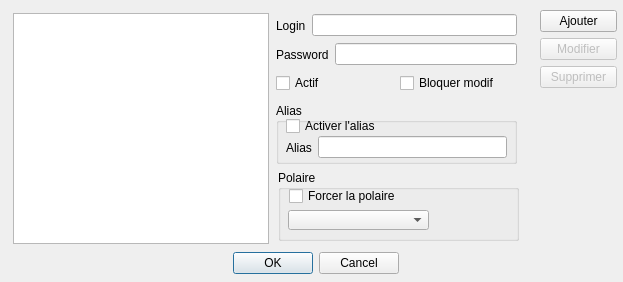
Above: src/boatAccount_dialog.ui from nohal/qtVlm before the change. Below: the same form after it.
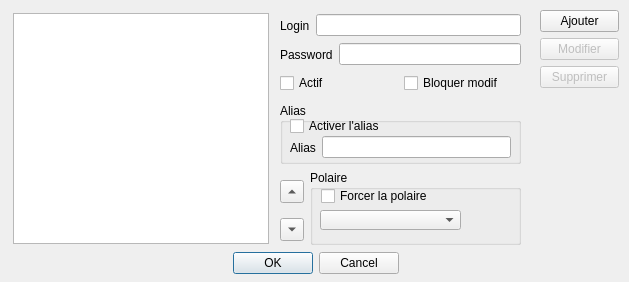
That is the form after the change.

Commit message: change order of boat in boat list

What changed in the file:
```diff
--- a/src/boatAccount_dialog.ui
+++ b/src/boatAccount_dialog.ui
@@ -9,7 +9,7 @@
    <rect>
     <x>0</x>
     <y>0</y>
-    <width>623</width>
+    <width>629</width>
     <height>282</height>
    </rect>
   </property>
@@ -71,7 +71,7 @@
   <widget class="QWidget" name="layoutWidget">
    <property name="geometry">
     <rect>
-     <x>276</x>
+     <x>280</x>
      <y>43</y>
      <width>241</width>
      <height>23</height>
@@ -97,7 +97,7 @@
   <widget class="QWidget" name="layoutWidget">
    <property name="geometry">
     <rect>
-     <x>276</x>
+     <x>280</x>
      <y>72</y>
      <width>241</width>
      <height>22</height>
@@ -123,7 +123,7 @@
   <widget class="QGroupBox" name="groupBox_2">
    <property name="geometry">
     <rect>
-     <x>276</x>
+     <x>280</x>
      <y>103</y>
      <width>241</width>
      <height>61</height>
@@ -171,7 +171,7 @@
   <widget class="QWidget" name="layoutWidget">
    <property name="geometry">
     <rect>
-     <x>276</x>
+     <x>280</x>
      <y>14</y>
      <width>241</width>
      <height>23</height>
@@ -193,10 +193,10 @@
   <widget class="QGroupBox" name="groupBox">
    <property name="geometry">
     <rect>
-     <x>278</x>
+     <x>310</x>
      <y>170</y>
-     <width>241</width>
-     <height>71</height>
+     <width>211</width>
+     <height>75</height>
     </rect>
    </property>
    <property name="title">
@@ -265,7 +265,7 @@
     <rect>
      <x>540</x>
      <y>10</y>
-     <width>77</width>
+     <width>79</width>
      <height>231</height>
     </rect>
    </property>
@@ -315,6 +315,51 @@
     </item>
    </layout>
   </widget>
+  <widget class="QWidget" name="">
+   <property name="geometry">
+    <rect>
+     <x>280</x>
+     <y>180</y>
+     <width>25</width>
+     <height>61</height>
+    </rect>
+   </property>
+   <layout class="QVBoxLayout" name="verticalLayout">
+    <item>
+     <widget class="QToolButton" name="btn_upBoat">
+      <property name="text">
+       <string/>
+      </property>
+      <property name="arrowType">
+       <enum>Qt::UpArrow</enum>
+      </property>
+     </widget>
+    </item>
+    <item>
+     <spacer name="verticalSpacer">
+      <property name="orientation">
+       <enum>Qt::Vertical</enum>
+      </property>
+      <property name="sizeHint" stdset="0">
+       <size>
+        <width>20</width>
+        <height>17</height>
+       </size>
+      </property>
+     </spacer>
+    </item>
+    <item>
+     <widget class="QToolButton" name="btn_downBoat">
+      <property name="text">
+       <string/>
+      </property>
+      <property name="arrowType">
+       <enum>Qt::DownArrow</enum>
+      </property>
+     </widget>
+    </item>
+   </layout>
+  </widget>
  </widget>
  <tabstops>
   <tabstop>list_boat</tabstop>
```
Left out of the diff: 34 changed lines with no effect on the pictures. The commit also changes 2 other files.
